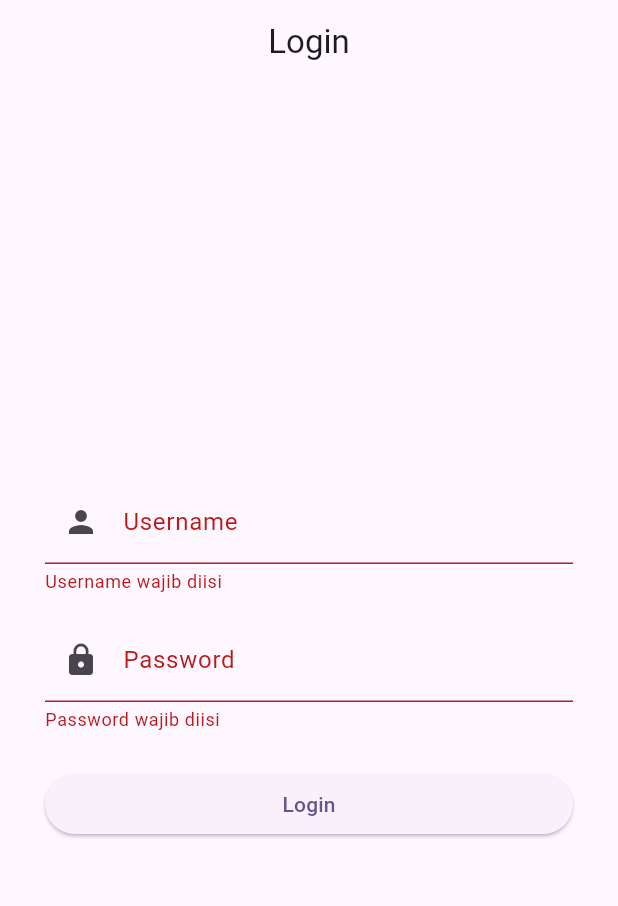
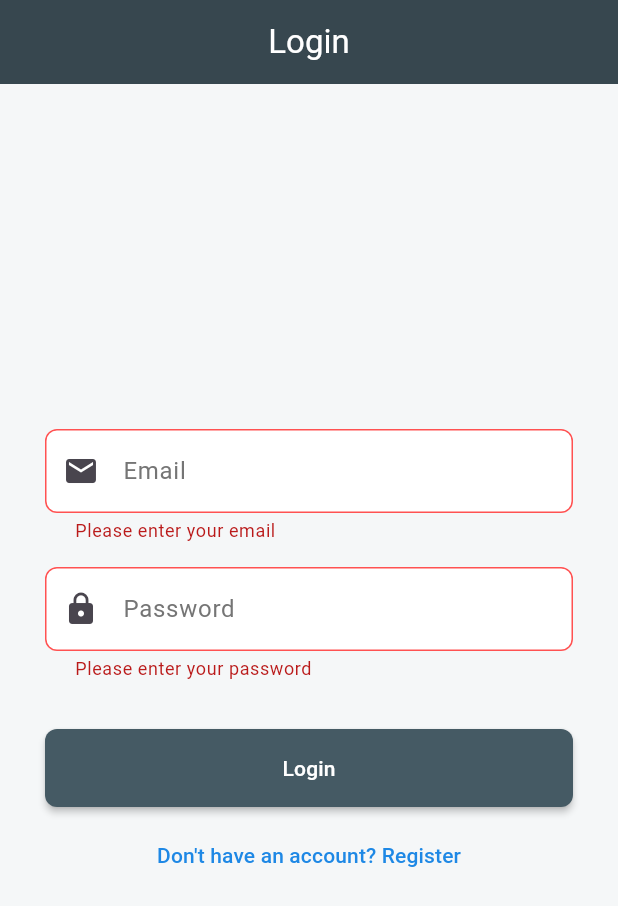
Before and after one commit to Arpanapandi/UAS_MP, a Flutter app: the screen it shows after launch, after a tap on "Login", on a phone screen of 412 x 824 dp. Shown: the top 906 px of the screen. Run offline on Flutter 3.47's test engine with Material 3 defaults, Android fonts, the phone set to English and light mode, and no system bars.

Commit message:
feat: add register form toggle on login page

```diff
--- a/lib/pages/login.dart
+++ b/lib/pages/login.dart
@@ -8,49 +8,123 @@ class LoginPage extends StatefulWidget {
 }
 
 class _LoginPageState extends State<LoginPage> {
+  bool isLogin = true;
   final _formKey = GlobalKey<FormState>();
 
   final TextEditingController _usernameController =
       TextEditingController();
-  final TextEditingController _passwordController =
+  final TextEditingController _emailController = TextEditingController();
+  final TextEditingController _passwordController = TextEditingController();
+  final TextEditingController _confirmPasswordController =
       TextEditingController();
+
+  void _toggleMode() {
+    setState(() {
+      isLogin = !isLogin;
+      _formKey.currentState?.reset();
+      _usernameController.clear();
+      _emailController.clear();
+      _passwordController.clear();
+      _confirmPasswordController.clear();
+    });
+  }
+
+  void _submit() {
+    if (_formKey.currentState!.validate()) {
+      ScaffoldMessenger.of(context).showSnackBar(
+        SnackBar(
+          content: Text(
+            isLogin ? 'Login successful!' : 'Registration successful!',
+          ),
+          backgroundColor: const Color(0xFF455A64),
+          behavior: SnackBarBehavior.floating,
+        ),
+      );
+      // ini navigasi untuk ke API
+    }
+  }
 
   @override
   void dispose() {
     _usernameController.dispose();
+    _emailController.dispose();
     _passwordController.dispose();
+    _confirmPasswordController.dispose();
     super.dispose();
-  }
-
-  void _login() {
-    if (_formKey.currentState!.validate()) {
-      ScaffoldMessenger.of(context).showSnackBar(
-        const SnackBar(
-          content: Text('Login berhasil'),
-        ),
-      );
-    }
   }
 
   @override
   Widget build(BuildContext context) {
-    return Scaffold(
+    return Theme(
+      data: Theme.of(context).copyWith(
+        scaffoldBackgroundColor: const Color(0xFFF5F7F8),
+        appBarTheme: const AppBarTheme(
+          backgroundColor: Color(0xFF37474F),
+          foregroundColor: Colors.white,
+          elevation: 0,
+        ),
+        elevatedButtonTheme: ElevatedButtonThemeData(
+          style: ElevatedButton.styleFrom(
+            backgroundColor: const Color(0xFF455A64),
+            foregroundColor: Colors.white,
+            shape: RoundedRectangleBorder(
+              borderRadius: BorderRadius.circular(8),
+            ),
+            padding: const EdgeInsets.symmetric(vertical: 16),
+            elevation: 2,
+          ),
+        ),
+        textButtonTheme: TextButtonThemeData(
+          style: TextButton.styleFrom(
+            foregroundColor: const Color(0xFF1E88E5),
+            padding: const EdgeInsets.symmetric(vertical: 8),
+          ),
+        ),
+        inputDecorationTheme: InputDecorationTheme(
+          filled: true,
+          fillColor: Colors.white,
+          border: OutlineInputBorder(
+            borderRadius: BorderRadius.circular(8),
+            borderSide:
+                const BorderSide(color: Color(0xFFE0E0E0), width: 1),
+          ),
+          focusedBorder: OutlineInputBorder(
+            borderRadius: BorderRadius.circular(8),
+            borderSide:
+                const BorderSide(color: Color(0xFF1E88E5), width: 1.5),
+          ),
+          errorBorder: OutlineInputBorder(
+            borderRadius: BorderRadius.circular(8),
+            borderSide:
+                const BorderSide(color: Colors.redAccent, width: 1),
+          ),
+          labelStyle: const TextStyle(color: Color(0xFF757575)),
+          hintStyle: const TextStyle(color: Color(0xFF9E9E9E)),
+          iconColor: const Color(0xFF616161),
+          contentPadding:
+              const EdgeInsets.symmetric(horizontal: 16, vertical: 16),
+        ),
+      ),
+      child: Scaffold(
         appBar: AppBar(
-        title: const Text('Login'),
+          title: Text(isLogin ? 'Login' : 'Register'),
           centerTitle: true,
         ),
         body: Center(
           child: ConstrainedBox(
             constraints: const BoxConstraints(maxWidth: 400),
             child: Padding(
-            padding: const EdgeInsets.all(24),
+              padding: const EdgeInsets.all(24.0),
               child: Form(
                 key: _formKey,
                 child: Column(
                   mainAxisAlignment: MainAxisAlignment.center,
                   crossAxisAlignment: CrossAxisAlignment.stretch,
                   children: [
-                  TextFormField(
+                    if (!isLogin)
+                      Padding(
+                        padding: const EdgeInsets.only(bottom: 16.0),
+                        child: TextFormField(
                           controller: _usernameController,
                           decoration: const InputDecoration(
                             labelText: 'Username',
@@ -58,13 +132,31 @@ class _LoginPageState extends State<LoginPage> {
                           ),
                           validator: (value) {
                             if (value == null || value.isEmpty) {
-                        return 'Username wajib diisi';
+                              return 'Please enter your username';
                             }
                             return null;
                           },
                         ),
-                  const SizedBox(height: 16),
-                  TextFormField(
+                      ),
+                    Padding(
+                      padding: const EdgeInsets.only(bottom: 16.0),
+                      child: TextFormField(
+                        controller: _emailController,
+                        decoration: const InputDecoration(
+                          labelText: 'Email',
+                          prefixIcon: Icon(Icons.email),
+                        ),
+                        validator: (value) {
+                          if (value == null || value.isEmpty) {
+                            return 'Please enter your email';
+                          }
+                          return null;
+                        },
+                      ),
+                    ),
+                    Padding(
+                      padding: const EdgeInsets.only(bottom: 16.0),
+                      child: TextFormField(
                         controller: _passwordController,
                         decoration: const InputDecoration(
                           labelText: 'Password',
@@ -73,17 +165,51 @@ class _LoginPageState extends State<LoginPage> {
                         obscureText: true,
                         validator: (value) {
                           if (value == null || value.isEmpty) {
-                        return 'Password wajib diisi';
+                            return 'Please enter your password';
                           }
                           return null;
                         },
                       ),
-                  const SizedBox(height: 24),
+                    ),
+                    if (!isLogin)
+                      Padding(
+                        padding: const EdgeInsets.only(bottom: 16.0),
+                        child: TextFormField(
+                          controller: _confirmPasswordController,
+                          decoration: const InputDecoration(
+                            labelText: 'Confirm Password',
+                            prefixIcon: Icon(Icons.lock_outline),
+                          ),
+                          obscureText: true,
+                          validator: (value) {
+                            if (value == null || value.isEmpty) {
+                              return 'Please confirm your password';
+                            }
+                            if (value != _passwordController.text) {
+                              return 'Passwords do not match';
+                            }
+                            return null;
+                          },
+                        ),
+                      ),
+                    const SizedBox(height: 16),
                     ElevatedButton(
-                    onPressed: _login,
-                    child: const Text('Login'),
+                      onPressed: _submit,
+                      child: Text(isLogin ? 'Login' : 'Register'),
+                    ),
+                    const SizedBox(height: 8),
+                    Center(
+                      child: TextButton(
+                        onPressed: _toggleMode,
+                        child: Text(
+                          isLogin
+                              ? 'Don\'t have an account? Register'
+                              : 'Already have an account? Login',
+                        ),
+                      ),
                     ),
                   ],
+                ),
               ),
             ),
           ),
```
Lines whose indentation alone changed are shown as unchanged.
